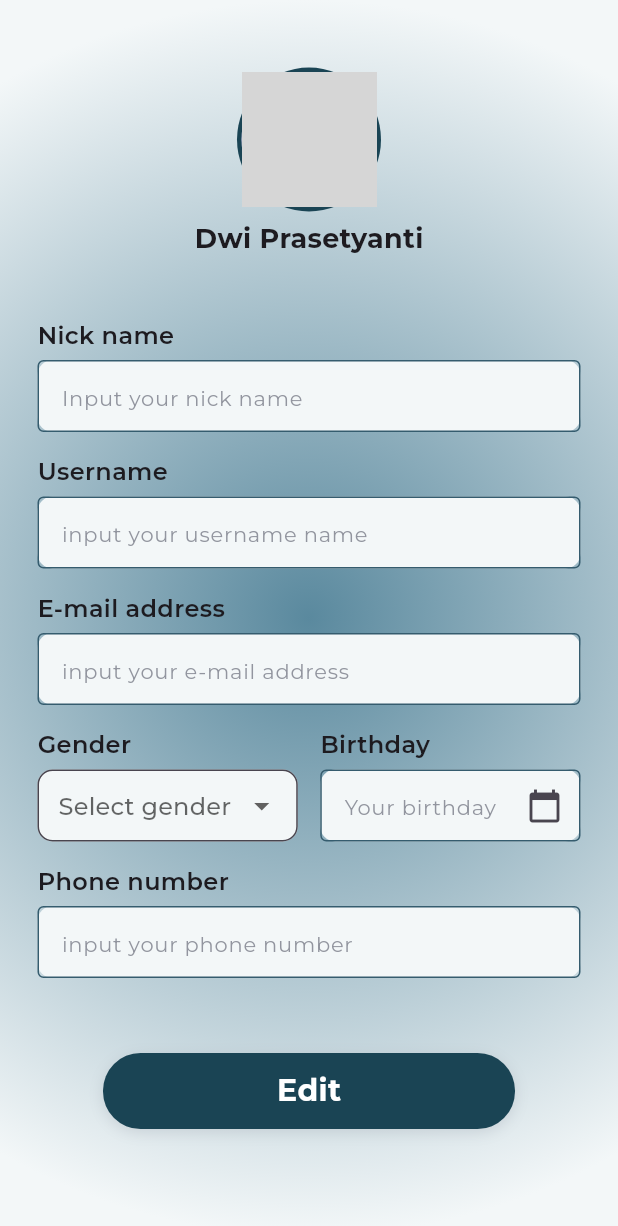
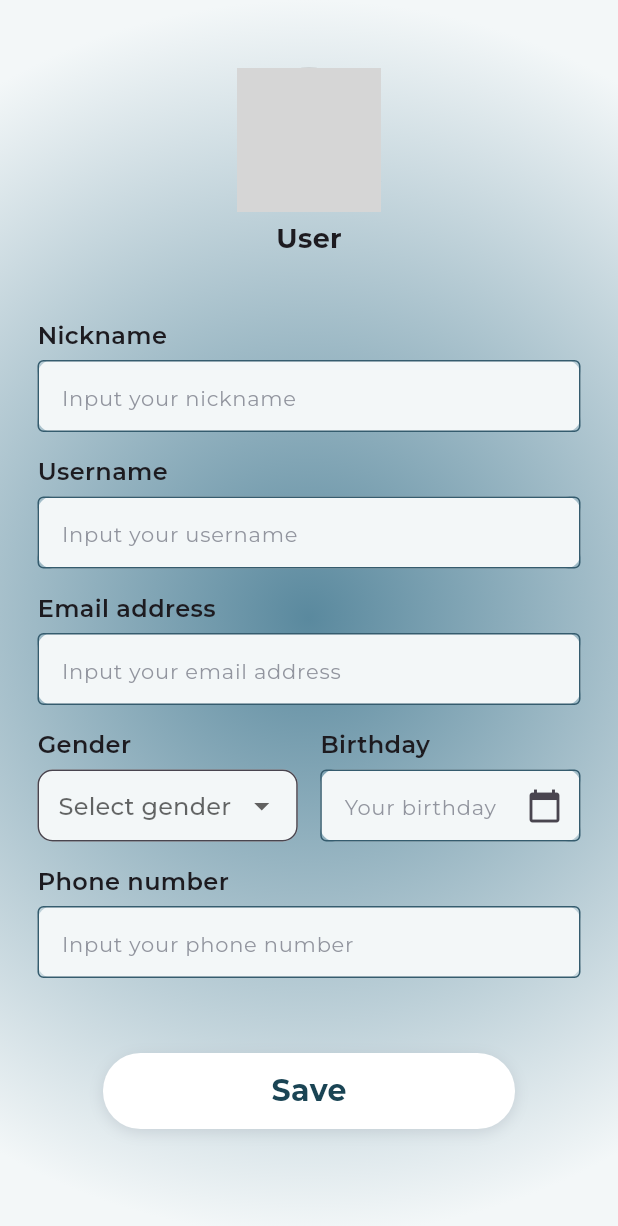
Before and after one commit to dwikprsty/SportifyApps, a Flutter app: the ProfilePage screen opened by its route, after a tap on "Edit", on a phone screen of 412 x 824 dp. Shown: the top 1226 px of the screen. Run offline on Flutter 3.47's test engine with Material 3 defaults, Android fonts, the phone set to English and light mode, and no system bars; our stand-ins replace carousel_slider, curved_labeled_navigation_bar, flutter_bloc, flutter_screenutil, google_fonts, image_picker; network calls fail; grey boxes are pictures that could not be loaded.

Commit message:
Integrating user profile

```diff
--- a/lib/cubit/auth/auth_state.dart
+++ b/lib/cubit/auth/auth_state.dart
@@ -5,9 +5,10 @@ class AuthState {
   final bool isLoggedIn;
   final String? accessToken;
   final User? dataUser;
+
   const AuthState({required this.isLoggedIn, this.accessToken, this.dataUser});
 }
 
-final class AuthInitialState extends AuthState {
-  const AuthInitialState() : super(isLoggedIn: true, accessToken: " ", dataUser: null);
+class AuthInitialState extends AuthState {
+  const AuthInitialState() : super(isLoggedIn: false, accessToken: "", dataUser: null);
 }
--- a/lib/dto/user.dart
+++ b/lib/dto/user.dart
@@ -1,5 +1,5 @@
 class User {
-  final int id;
+  final int idPengguna;
   final String namaPengguna;
   final String email;
   final String jenisKelamin;
@@ -8,10 +8,10 @@ class User {
   final String nickname;
   final String noTelp;
   final DateTime tglLahir;
-  final String password; // Tambahkan field password
+  String fotoProfil;
 
   User({
-    required this.id,
+    required this.idPengguna,
     required this.namaPengguna,
     required this.email,
     required this.jenisKelamin,
@@ -20,36 +20,38 @@ class User {
     required this.nickname,
     required this.noTelp,
     required this.tglLahir,
-    required this.password,
+    required this.fotoProfil,
   });
 
   factory User.fromJson(Map<String, dynamic> json) {
     return User(
-      id: json['id_pengguna'],
-      namaPengguna: json['nama_pengguna'],
-      email: json['email'],
-      jenisKelamin: json['jenis_kelamin'],
-      isAdmin: json['jenis_pengguna'] == 'admin',
-      alamat: json['alamat'],
-      nickname: json['nickname'],
-      noTelp: json['no_telp'],
-      tglLahir: DateTime.parse(json['tgl_lahir']),
-      password: json['kata_sandi'],
+      idPengguna: json['id_pengguna'] as int,
+      isAdmin: json['jenis_pengguna'] as String == 'admin' ? true : false,
+      alamat: json['alamat'] as String? ?? '',
+      fotoProfil: json['foto_profil'] as String? ?? '',
+      nickname: json['nickname'] as String? ?? '',
+      namaPengguna: json['username'] as String? ?? '',
+      email: json['email'] as String? ?? '',
+      jenisKelamin: json['gender'] as String? ?? '',
+      tglLahir: json['birthday'] != null
+          ? DateTime.parse(json['birthday'])
+          : DateTime.now(),
+      noTelp: json['phone_number'] as String? ?? '',
     );
   }
 
   Map<String, dynamic> toJson() {
     return {
-      'id_pengguna': id,
+      'id_pengguna': idPengguna,
+      'jenis_pengguna': isAdmin ? 'admin' : 'customer',
       'nama_pengguna': namaPengguna,
       'email': email,
+      'nickname': nickname,
+      'alamat': alamat,
       'jenis_kelamin': jenisKelamin,
-      'jenis_pengguna': isAdmin ? 'admin' : 'user',
-      'alamat': alamat,
-      'nickname': nickname,
+      'tgl_lahir': tglLahir.toIso8601String(),
       'no_telp': noTelp,
-      'tgl_lahir': tglLahir.toIso8601String(),
-      'kata_sandi': password,
+      'foto_profil': fotoProfil,
     };
   }
 }
--- a/lib/screens/field_detail_screen.dart
+++ b/lib/screens/field_detail_screen.dart
@@ -233,7 +233,7 @@ class _FieldDetailScreenState extends State<FieldDetailScreen> {
                                   _selectedTime = value!;
                                 });
                               },
-                              fillColor: Constants.scaffoldBackgroundColor,
+                              // fillColor: Constants.scaffoldBackgroundColor,
                             ),
                           ),
                         ],
--- a/lib/screens/profile_page.dart
+++ b/lib/screens/profile_page.dart
@@ -1,5 +1,11 @@
+import 'dart:io';
+
 import 'package:flutter/material.dart';
+import 'package:flutter_bloc/flutter_bloc.dart';
+import 'package:image_picker/image_picker.dart';
+import 'package:sportify_app/cubit/auth/auth_cubit.dart';
 import 'package:sportify_app/dto/user.dart';
+import 'package:sportify_app/endpoints/endpoints.dart';
 import 'package:sportify_app/services/data_service.dart';
 import 'package:sportify_app/utils/constants.dart';
 import 'package:sportify_app/widgets/button.dart';
@@ -15,59 +21,88 @@ class ProfilePage extends StatefulWidget {
 class _ProfilePageState extends State<ProfilePage> {
   String? _selectedGender;
   String? _selectedBirthday;
+  final TextEditingController _birthdayController = TextEditingController();
   final TextEditingController _nicknameController = TextEditingController();
   final TextEditingController _usernameController = TextEditingController();
   final TextEditingController _emailController = TextEditingController();
-  final TextEditingController _birthdayController = TextEditingController();
   final TextEditingController _phoneController = TextEditingController();
+
+  bool isEditing = false;
+  bool isEditingProfileImage =
+      false; // Flag untuk menampilkan icon upload gambar
+
+  File? galleryFile;
+  final picker = ImagePicker();
 
   @override
   void initState() {
     super.initState();
-    _fetchUserData();
+    _loadUserData();
   }
 
-  Future<void> _fetchUserData() async {
-    try {
-      // Replace `1` with the actual user ID you want to fetch
-      User user = await DataService.fetchUserById(1);
-      setState(() {
+  void _loadUserData() {
+    final user = context.read<AuthCubit>().state.dataUser;
+    if (user != null) {
       _nicknameController.text = user.nickname;
       _usernameController.text = user.namaPengguna;
       _emailController.text = user.email;
+      _phoneController.text = user.noTelp;
       _selectedGender = user.jenisKelamin;
-        _selectedBirthday = user.tglLahir.toIso8601String().split(' ')[0];
+      _selectedBirthday = user.tglLahir.toIso8601String().split('T')[0];
       _birthdayController.text = _selectedBirthday!;
-        _phoneController.text = user.noTelp;
-      });
-    } catch (e) {
-      // Handle error
-      print('Failed to fetch user data: $e');
     }
   }
 
-  // void _updateUserProfile() async {
-  //   try {
-  //     User user = User(
-  //       id: 1, // Replace with actual user ID
-  //       namaPengguna: _usernameController.text,
-  //       email: _emailController.text,
-  //       jenisKelamin: _selectedGender!,
-  //       isAdmin: false, // Replace with actual value
-  //       alamat: "", // Replace with actual value
-  //       nickname: _nicknameController.text,
-  //       noTelp: _phoneController.text,
-  //       tglLahir: DateTime.parse(_selectedBirthday!),
-  //       password: "", // Replace with actual value if needed
-  //     );
-  //     await DataService.updateUser(user);
-  //     // Show success message
-  //   } catch (e) {
-  //     // Handle error
-  //     print('Failed to update user profile: $e');
-  //   }
-  // }
+  _showPicker({
+    required BuildContext context,
+  }) {
+    showModalBottomSheet(
+      context: context,
+      builder: (BuildContext context) {
+        return SafeArea(
+          child: Wrap(
+            children: <Widget>[
+              ListTile(
+                leading: const Icon(Icons.photo_library),
+                title: const Text('Photo Library'),
+                onTap: () {
+                  getImage(ImageSource.gallery);
+                  Navigator.of(context).pop();
+                },
+              ),
+              ListTile(
+                leading: const Icon(Icons.photo_camera),
+                title: const Text('Camera'),
+                onTap: () {
+                  getImage(ImageSource.camera);
+                  Navigator.of(context).pop();
+                },
+              ),
+            ],
+          ),
+        );
+      },
+    );
+  }
 
+  Future getImage(
+    ImageSource img,
+  ) async {
+    final pickedFile = await picker.pickImage(source: img);
+    XFile? xfilePick = pickedFile;
+    setState(
+      () {
+        if (xfilePick != null) {
+          galleryFile = File(pickedFile!.path);
+        } else {
+          ScaffoldMessenger.of(context).showSnackBar(const SnackBar(
+            content: Text('Nothing is selected'),
+            backgroundColor: Colors.red,
+          ));
+        }
+      },
+    );
+  }
 
   Future<void> _selectDate(BuildContext context) async {
     final DateTime? picked = await showDatePicker(
@@ -84,6 +119,54 @@ class _ProfilePageState extends State<ProfilePage> {
     }
   }
 
+  void _toggleEditing() {
+    setState(() {
+      isEditing = !isEditing;
+      if (!isEditing) {
+        // Clear galleryFile ketika keluar dari mode edit
+        galleryFile = null;
+      }
+      isEditingProfileImage = isEditing; // Atur tampilan icon upload gambar
+    });
+  }
+
+  void _updateProfile() async {
+    final user = context.read<AuthCubit>().state.dataUser;
+    if (user != null) {
+      final updatedUser = User(
+        idPengguna: user.idPengguna,
+        namaPengguna: _usernameController.text,
+        email: _emailController.text,
+        jenisKelamin: _selectedGender!,
+        isAdmin: user.isAdmin,
+        alamat: user.alamat,
+        nickname: _nicknameController.text,
+        noTelp: _phoneController.text,
+        tglLahir: DateTime.parse(_selectedBirthday!),
+        fotoProfil: user.fotoProfil,
+      );
+
+      try {
+        if (galleryFile != null) {
+          updatedUser.fotoProfil = galleryFile!.path;
+        }
+
+        await DataService.updateUser(updatedUser);
+        // Refresh data setelah update
+        _loadUserData();
+        ScaffoldMessenger.of(context).showSnackBar(
+          const SnackBar(content: Text('Profile updated successfully')),
+        );
+        // Ubah kembali ke mode view setelah penyimpanan berhasil
+        _toggleEditing();
+      } catch (e) {
+        ScaffoldMessenger.of(context).showSnackBar(
+          SnackBar(content: Text('Failed to update profile: $e')),
+        );
+      }
+    }
+  }
+
   @override
   Widget build(BuildContext context) {
     return Scaffold(
@@ -95,7 +178,7 @@ class _ProfilePageState extends State<ProfilePage> {
             gradient: RadialGradient(
               colors: [
                 Color.fromARGB(255, 90, 137, 158),
-                Constants.scaffoldBackgroundColor
+                Constants.scaffoldBackgroundColor,
               ],
               focal: Alignment.center,
               radius: 1.0,
@@ -106,33 +189,73 @@ class _ProfilePageState extends State<ProfilePage> {
             child: Column(
               children: [
                 const SizedBox(height: 20),
-                const CircleAvatar(
+                Stack(
+                  alignment: Alignment.bottomRight,
+                  children: [
+                    CircleAvatar(
                       radius: 48,
-                  backgroundColor: Constants.primaryColor,
-                  child: CircleAvatar(
-                    backgroundImage: AssetImage('assets/images/basketball.jpg'),
-                    radius: 45,
+                      backgroundColor: isEditing
+                          ? Colors.grey.shade400
+                          : Constants.primaryColor,
+                      child: Container(
+                        width: 96,
+                        height: 96,
+                        decoration: BoxDecoration(
+                          shape: BoxShape.circle,
+                          image: DecorationImage(
+                            image: galleryFile != null
+                                ? FileImage(galleryFile!) as ImageProvider
+                                : NetworkImage(
+                                    '${Endpoints.showImage}/${context.read<AuthCubit>().state.dataUser?.fotoProfil}',
+                                  ) as ImageProvider,
+                            fit: BoxFit.cover,
                           ),
                         ),
+                      ),
+                    ),
+                    if (isEditing)
+                      GestureDetector(
+                        onTap: () {
+                          _showPicker(context: context);
+                        },
+                        child: CircleAvatar(
+                          radius: 20,
+                          backgroundColor: Colors.black.withOpacity(0.6),
+                          child: const Icon(
+                            Icons.camera_alt,
+                            color: Colors.white,
+                          ),
+                        ),
+                      ),
+                  ],
+                ),
                 const SizedBox(height: 5),
-                const Text(
-                  "Dwi Prasetyanti",
-                  style: TextStyle(fontSize: 18, fontWeight: FontWeight.bold),
+                Text(
+                  context.read<AuthCubit>().state.dataUser?.namaPengguna ??
+                      "User",
+                  style: const TextStyle(
+                      fontSize: 18, fontWeight: FontWeight.bold),
                 ),
                 const SizedBox(height: 40),
-                const FlexibleInputWidget(
-                  hintText: "Input your nick name",
-                  topLabel: "Nick name",
+                FlexibleInputWidget(
+                  hintText: "Input your nickname",
+                  topLabel: "Nickname",
+                  controller: _nicknameController,
+                  readOnly: !isEditing,
                 ),
                 const SizedBox(height: 15),
-                const FlexibleInputWidget(
-                  hintText: "input your username name",
+                FlexibleInputWidget(
+                  hintText: "Input your username",
                   topLabel: "Username",
+                  controller: _usernameController,
+                  readOnly: !isEditing,
                 ),
                 const SizedBox(height: 15),
-                const FlexibleInputWidget(
-                  hintText: "input your e-mail address",
-                  topLabel: "E-mail address",
+                FlexibleInputWidget(
+                  hintText: "Input your email address",
+                  topLabel: "Email address",
+                  controller: _emailController,
+                  readOnly: true,
                 ),
                 const SizedBox(height: 15),
                 Row(
@@ -143,13 +266,15 @@ class _ProfilePageState extends State<ProfilePage> {
                         topLabel: 'Gender',
                         hintText: "Select gender",
                         value: _selectedGender,
-                        items: const ["Laki-laki", "Perempuan"],
-                        onChanged: (value) {
+                        items: const ["Man", "Woman"],
+                        onChanged: isEditing
+                            ? (value) {
                                 setState(() {
                                   _selectedGender = value;
                                 });
-                        },
-                        fillColor: Constants.scaffoldBackgroundColor,
+                              }
+                            : null,
+                        readOnly: !isEditing,
                       ),
                     ),
                     const SizedBox(width: 15),
@@ -160,21 +285,23 @@ class _ProfilePageState extends State<ProfilePage> {
                         topLabel: "Birthday",
                         controller: _birthdayController,
                         readOnly: true,
-                        onTap: () => _selectDate(context),
+                        onTap: isEditing ? () => _selectDate(context) : null,
                       ),
                     ),
                   ],
                 ),
                 const SizedBox(height: 15),
-                const FlexibleInputWidget(
-                  hintText: 'input your phone number',
+                FlexibleInputWidget(
+                  hintText: 'Input your phone number',
                   topLabel: 'Phone number',
+                  controller: _phoneController,
+                  readOnly: !isEditing,
                 ),
                 const SizedBox(height: 50),
                 AppButton(
-                  type: ButtonType.PRIMARY,
-                  onPressed: () {},
-                  text: 'Edit',
+                  type: isEditing ? ButtonType.PLAIN : ButtonType.PRIMARY,
+                  onPressed: isEditing ? _updateProfile : _toggleEditing,
+                  text: isEditing ? 'Save' : 'Edit',
                 ),
               ],
             ),
--- a/lib/widgets/flexible_form_input.dart
+++ b/lib/widgets/flexible_form_input.dart
@@ -18,9 +18,10 @@ class FlexibleInputWidget extends StatelessWidget {
   final bool readOnly;
   final bool isDropdown;
   final TextInputType? keyboardType;
+  final bool enabled; // Tambahkan properti enabled
 
   const FlexibleInputWidget({
-    super.key,
+    Key? key,
     required this.hintText,
     this.topLabel = "",
     this.value,
@@ -37,7 +38,8 @@ class FlexibleInputWidget extends StatelessWidget {
     this.readOnly = false,
     this.isDropdown = false,
     this.keyboardType,
-  });
+    this.enabled = true, // Tambahkan properti enabled dengan nilai default true
+  }) : super(key: key);
 
   @override
   Widget build(BuildContext context) {
@@ -57,7 +59,7 @@ class FlexibleInputWidget extends StatelessWidget {
           ),
         if (isDropdown)
           DropdownButtonFormField<String>(
-            value: value,
+            value: value?.isNotEmpty == true && items?.contains(value) == true ? value : null,
             hint: Text(hintText),
             items: items?.map((String item) {
               return DropdownMenuItem<String>(
@@ -85,6 +87,7 @@ class FlexibleInputWidget extends StatelessWidget {
             ),
             child: TextFormField(
               controller: controller,
+              enabled: enabled, // Gunakan properti enabled di dalam TextFormField
               obscureText: obscureText,
               decoration: InputDecoration(
                 enabledBorder: const OutlineInputBorder(
```
Also changed, not shown: lib/cubit/auth/auth_cubit.dart (+12 -1 lines), lib/main.dart (+0 -8 lines), lib/services/data_service.dart (+91 -49 lines), assets/images/avatar.png (added). Lines whose indentation alone changed are shown as unchanged.
